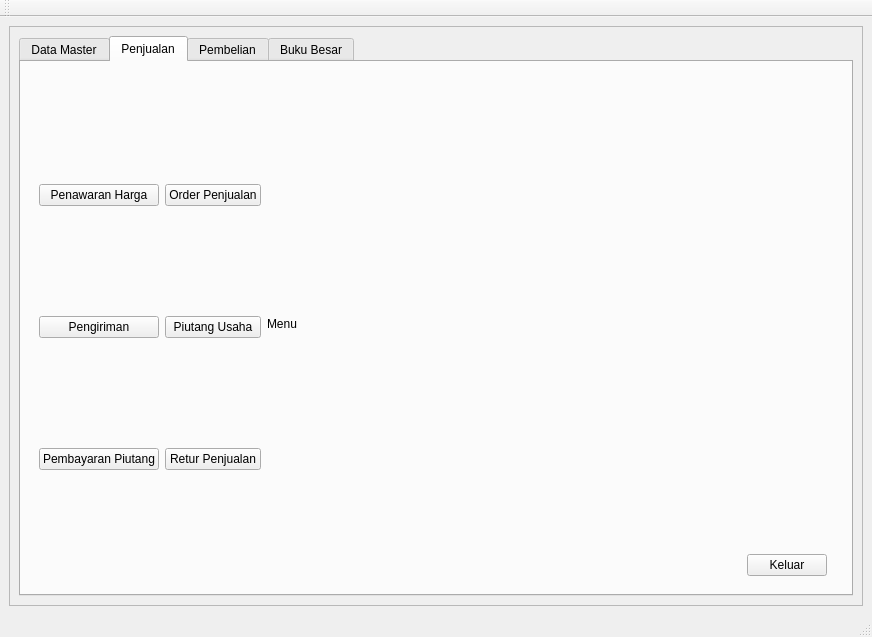
Qt form GUI.ui (fnugrahendi/petuk.corp) before a commit.
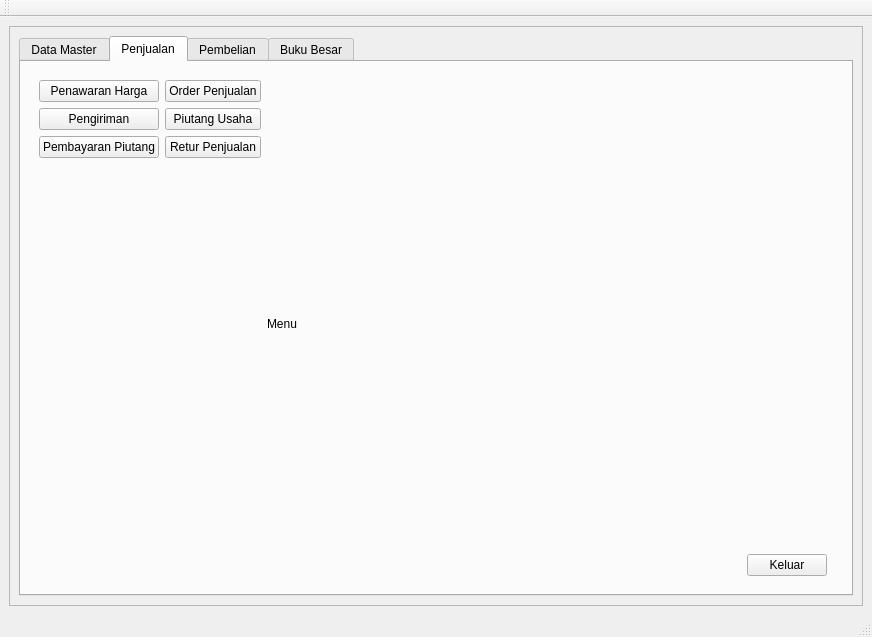
The same form after that commit. The open tabs and pages were chosen to show the change. Icons and pictures are not drawn.

Commit message: tabel piutang disable edit trigger, set text label jumlah piutang total (under tablewidget)

```diff
--- a/GUI.ui
+++ b/GUI.ui
@@ -3426,6 +3426,19 @@
                    </property>
                   </widget>
                  </item>
+                 <item row="3" column="0">
+                  <spacer name="verticalSpacer_2">
+                   <property name="orientation">
+                    <enum>Qt::Vertical</enum>
+                   </property>
+                   <property name="sizeHint" stdset="0">
+                    <size>
+                     <width>20</width>
+                     <height>40</height>
+                    </size>
+                   </property>
+                  </spacer>
+                 </item>
                 </layout>
                </item>
                <item>
```
Left out of the diff: 7 changed lines with no effect on the pictures. The commit also changes 2 other files.
